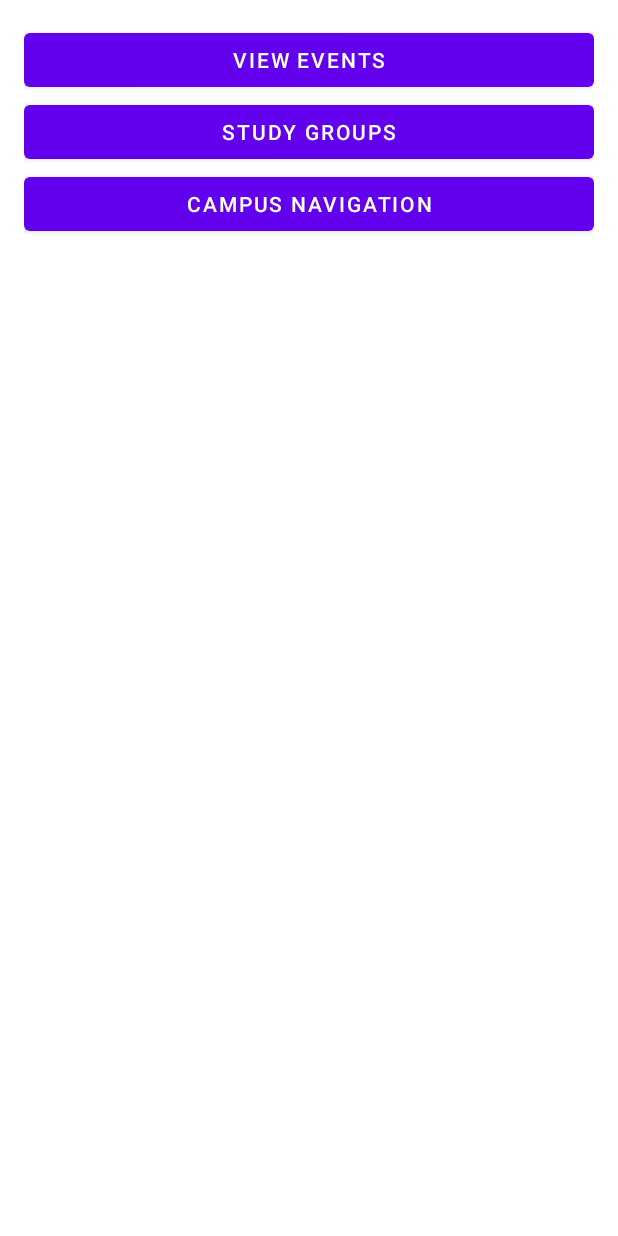
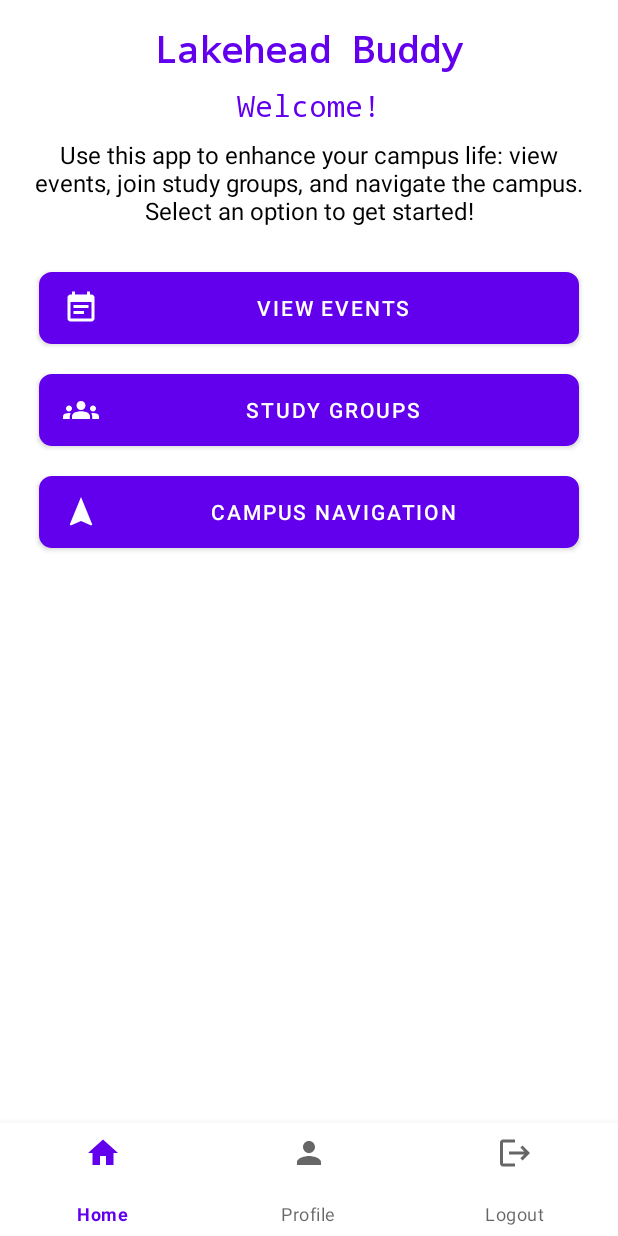
Before and after one commit to YashKudalkar05/Mobile-Programming-Campus-Companion-Project, an Android app: the MainActivity screen opened directly, with no data from a screen before it, on a phone screen of 412 x 824 dp. Run offline under Robolectric (Android 15) with nearby library versions, the phone set to English and light mode, and no system bars.

Commit message:
Updated the Home page and added bottom nav

```diff
--- a/app/src/main/res/drawable/ic_event.xml
+++ b/app/src/main/res/drawable/ic_event.xml
@@ -1,10 +1,5 @@
-<?xml version="1.0" encoding="utf-8"?>
-<vector xmlns:android="http://schemas.android.com/apk/res/android"
-    android:width="24dp"
-    android:height="24dp"
-    android:viewportWidth="24"
-    android:viewportHeight="24">
-    <path
-        android:fillColor="#6200EE"
-        android:pathData="M19,4h-1V2h-2v2H8V2H6v2H5c-1.11,0 -1.99,0.9 -1.99,2L3,20c0,1.1 0.89,2 2,2h14c1.1,0 2,-0.9 2,-2V6c0,-1.1 -0.9,-2 -2,-2zM19,20H5V9h14v11zM7,11h5v5H7v-5z" />
+<vector xmlns:android="http://schemas.android.com/apk/res/android" android:autoMirrored="true" android:height="24dp" android:tint="#FFFFFF" android:viewportHeight="24" android:viewportWidth="24" android:width="24dp">
+
+    <path android:fillColor="@android:color/white" android:pathData="M17,10L7,10v2h10v-2zM19,3h-1L18,1h-2v2L8,3L8,1L6,1v2L5,3c-1.11,0 -1.99,0.9 -1.99,2L3,19c0,1.1 0.89,2 2,2h14c1.1,0 2,-0.9 2,-2L21,5c0,-1.1 -0.9,-2 -2,-2zM19,19L5,19L5,8h14v11zM14,14L7,14v2h7v-2z"/>
+
 </vector>
--- /dev/null
+++ b/app/src/main/res/drawable/ic_home.xml
@@ -0,0 +1,5 @@
+<vector xmlns:android="http://schemas.android.com/apk/res/android" android:height="24dp" android:tint="#FFFFFF" android:viewportHeight="24" android:viewportWidth="24" android:width="24dp">
+
+    <path android:fillColor="@android:color/white" android:pathData="M10,20v-6h4v6h5v-8h3L12,3 2,12h3v8z"/>
+
+</vector>
--- /dev/null
+++ b/app/src/main/res/drawable/ic_logout.xml
@@ -0,0 +1,5 @@
+<vector xmlns:android="http://schemas.android.com/apk/res/android" android:autoMirrored="true" android:height="24dp" android:tint="#FFFFFF" android:viewportHeight="24" android:viewportWidth="24" android:width="24dp">
+
+    <path android:fillColor="@android:color/white" android:pathData="M17,7l-1.41,1.41L18.17,11H8v2h10.17l-2.58,2.58L17,17l5,-5zM4,5h8V3H4c-1.1,0 -2,0.9 -2,2v14c0,1.1 0.9,2 2,2h8v-2H4V5z"/>
+
+</vector>
--- /dev/null
+++ b/app/src/main/res/drawable/ic_navigation.xml
@@ -0,0 +1,5 @@
+<vector xmlns:android="http://schemas.android.com/apk/res/android" android:height="24dp" android:tint="#FFFFFF" android:viewportHeight="24" android:viewportWidth="24" android:width="24dp">
+
+    <path android:fillColor="@android:color/white" android:pathData="M12,2L4.5,20.29l0.71,0.71L12,18l6.79,3 0.71,-0.71z"/>
+
+</vector>
--- /dev/null
+++ b/app/src/main/res/drawable/ic_study_group.xml
@@ -0,0 +1,5 @@
+<vector xmlns:android="http://schemas.android.com/apk/res/android" android:height="24dp" android:tint="#FFFFFF" android:viewportHeight="24" android:viewportWidth="24" android:width="24dp">
+
+    <path android:fillColor="@android:color/white" android:pathData="M12,12.75c1.63,0 3.07,0.39 4.24,0.9c1.08,0.48 1.76,1.56 1.76,2.73L18,18H6l0,-1.61c0,-1.18 0.68,-2.26 1.76,-2.73C8.93,13.14 10.37,12.75 12,12.75zM4,13c1.1,0 2,-0.9 2,-2c0,-1.1 -0.9,-2 -2,-2s-2,0.9 -2,2C2,12.1 2.9,13 4,13zM5.13,14.1C4.76,14.04 4.39,14 4,14c-0.99,0 -1.93,0.21 -2.78,0.58C0.48,14.9 0,15.62 0,16.43V18l4.5,0v-1.61C4.5,15.56 4.73,14.78 5.13,14.1zM20,13c1.1,0 2,-0.9 2,-2c0,-1.1 -0.9,-2 -2,-2s-2,0.9 -2,2C18,12.1 18.9,13 20,13zM24,16.43c0,-0.81 -0.48,-1.53 -1.22,-1.85C21.93,14.21 20.99,14 20,14c-0.39,0 -0.76,0.04 -1.13,0.1c0.4,0.68 0.63,1.46 0.63,2.29V18l4.5,0V16.43zM12,6c1.66,0 3,1.34 3,3c0,1.66 -1.34,3 -3,3s-3,-1.34 -3,-3C9,7.34 10.34,6 12,6z"/>
+
+</vector>
--- /dev/null
+++ b/app/src/main/res/drawable/ic_user.xml
@@ -0,0 +1,5 @@
+<vector xmlns:android="http://schemas.android.com/apk/res/android" android:height="24dp" android:tint="#FFFFFF" android:viewportHeight="24" android:viewportWidth="24" android:width="24dp">
+
+    <path android:fillColor="@android:color/white" android:pathData="M12,12c2.21,0 4,-1.79 4,-4s-1.79,-4 -4,-4 -4,1.79 -4,4 1.79,4 4,4zM12,14c-2.67,0 -8,1.34 -8,4v2h16v-2c0,-2.66 -5.33,-4 -8,-4z"/>
+
+</vector>
--- a/app/src/main/res/layout/activity_events.xml
+++ b/app/src/main/res/layout/activity_events.xml
@@ -21,11 +21,14 @@
         android:id="@+id/fab"
         android:layout_width="wrap_content"
         android:layout_height="wrap_content"
+        android:layout_alignParentEnd="true"
         android:layout_alignParentBottom="true"
-        android:layout_alignParentEnd="true"
         android:layout_margin="16dp"
+        android:background="@color/colorBackground"
         android:contentDescription="Add Event"
-        app:srcCompat="@drawable/ic_add"
+        android:tint="@color/colorOnPrimary"
         app:backgroundTint="@color/colorPrimary"
-        app:fabSize="normal"/>
+        app:backgroundTintMode="add"
+        app:fabSize="normal"
+        app:srcCompat="@drawable/ic_add" />
 </RelativeLayout>
--- a/app/src/main/res/layout/activity_main.xml
+++ b/app/src/main/res/layout/activity_main.xml
@@ -1,25 +1,101 @@
 <?xml version="1.0" encoding="utf-8"?>
+<androidx.constraintlayout.widget.ConstraintLayout xmlns:android="http://schemas.android.com/apk/res/android"
+    xmlns:app="http://schemas.android.com/apk/res-auto"
+    android:layout_width="match_parent"
+    android:layout_height="match_parent">
     <LinearLayout xmlns:android="http://schemas.android.com/apk/res/android"
         android:layout_width="match_parent"
         android:layout_height="match_parent"
         android:orientation="vertical"
         android:padding="16dp">
 
+        <TextView
+            android:id="@+id/app_name"
+            android:layout_width="match_parent"
+            android:layout_height="wrap_content"
+            android:layout_marginBottom="8dp"
+            android:text="Lakehead Buddy"
+            android:textColor="@color/colorPrimary"
+            android:textSize="24sp"
+            android:gravity="center"
+            android:textStyle="bold"
+            android:fontFamily="monospace"
+            android:textFontWeight="1000"/>
+
+        <!-- Subheading -->
+        <TextView
+            android:id="@+id/welcome_subheading"
+            android:layout_width="match_parent"
+            android:layout_height="wrap_content"
+            android:layout_marginBottom="8dp"
+            android:text="Welcome!"
+            android:textColor="@color/colorPrimary"
+            android:textSize="20sp"
+            android:gravity="center"
+            android:fontFamily="monospace"/>
+
+        <!-- Introductory message -->
+        <TextView
+            android:id="@+id/message_text"
+            android:layout_width="match_parent"
+            android:layout_height="wrap_content"
+            android:layout_marginBottom="20dp"
+            android:text="Use this app to enhance your campus life: view events, join study groups, and navigate the campus. Select an option to get started!"
+            android:textColor="@color/colorTextPrimary"
+            android:textSize="16sp"
+            android:gravity="center"
+            android:textAlignment="center"
+            android:fontFamily="sans-serif"/>
+
         <Button
             android:id="@+id/events_button"
             android:layout_width="match_parent"
             android:layout_height="wrap_content"
+            android:layout_margin="10dp"
+            android:background="@drawable/button_background"
+            android:drawableLeft="@drawable/ic_event"
+            android:drawablePadding="8dp"
+            android:elevation="2dp"
+            android:textColor="@color/colorOnPrimary"
             android:text="View Events" />
 
         <Button
             android:id="@+id/study_groups_button"
             android:layout_width="match_parent"
             android:layout_height="wrap_content"
+            android:background="@drawable/button_background"
+            android:layout_margin="10dp"
+            android:drawableLeft="@drawable/ic_study_group"
+            android:drawablePadding="8dp"
+            android:elevation="2dp"
+            android:textColor="@color/colorOnPrimary"
             android:text="Study Groups" />
 
         <Button
             android:id="@+id/navigation_button"
             android:layout_width="match_parent"
             android:layout_height="wrap_content"
-        android:text="Campus Navigation" />
+            android:drawableLeft="@drawable/ic_navigation"
+            android:drawablePadding="8dp"
+            android:background="@drawable/button_background"
+            android:elevation="2dp"
+            android:layout_margin="10dp"
+            android:text="Campus Navigation"
+            android:textColor="@color/colorOnPrimary" />
+
+
     </LinearLayout>
+
+    <com.google.android.material.bottomnavigation.BottomNavigationView
+        android:id="@+id/bottomNavigationView"
+        android:layout_width="match_parent"
+        android:layout_height="75dp"
+        app:layout_constraintBottom_toBottomOf="parent"
+        app:layout_constraintEnd_toEndOf="parent"
+        app:layout_constraintHorizontal_bias="0.5"
+        app:layout_constraintStart_toStartOf="parent"
+        app:menu="@menu/bottom_nav_menu"/>
+
+
+
+</androidx.constraintlayout.widget.ConstraintLayout>
--- /dev/null
+++ b/app/src/main/res/menu/bottom_nav_menu.xml
@@ -0,0 +1,16 @@
+<?xml version="1.0" encoding="utf-8"?>
+<menu xmlns:android="http://schemas.android.com/apk/res/android">
+
+    <item
+        android:id="@+id/action_study_groups"
+        android:icon="@drawable/ic_home"
+        android:title="Home" />
+    <item
+        android:id="@+id/user_details"
+        android:icon="@drawable/ic_user"
+        android:title="Profile" />
+    <item
+        android:id="@+id/action_events"
+        android:icon="@drawable/ic_logout"
+        android:title="Logout" />
+</menu>
--- a/app/src/main/res/values/themes.xml
+++ b/app/src/main/res/values/themes.xml
@@ -1,6 +1,6 @@
 <resources>
     <!-- Base application theme -->
-    <style name="Theme.MyApp" parent="Theme.MaterialComponents.DayNight.NoActionBar">
+    <style name="Theme.MyApp" parent="Theme.AppCompat.Light.NoActionBar">
         <!-- Primary color -->
         <item name="colorPrimary">@color/colorPrimary</item>
         <item name="colorPrimaryVariant">@color/colorPrimaryVariant</item>
```
Also changed, not shown: app/src/main/java/com/example/project/EventsActivity.kt (+0 -9 lines). Lines whose indentation alone changed are shown as unchanged.
